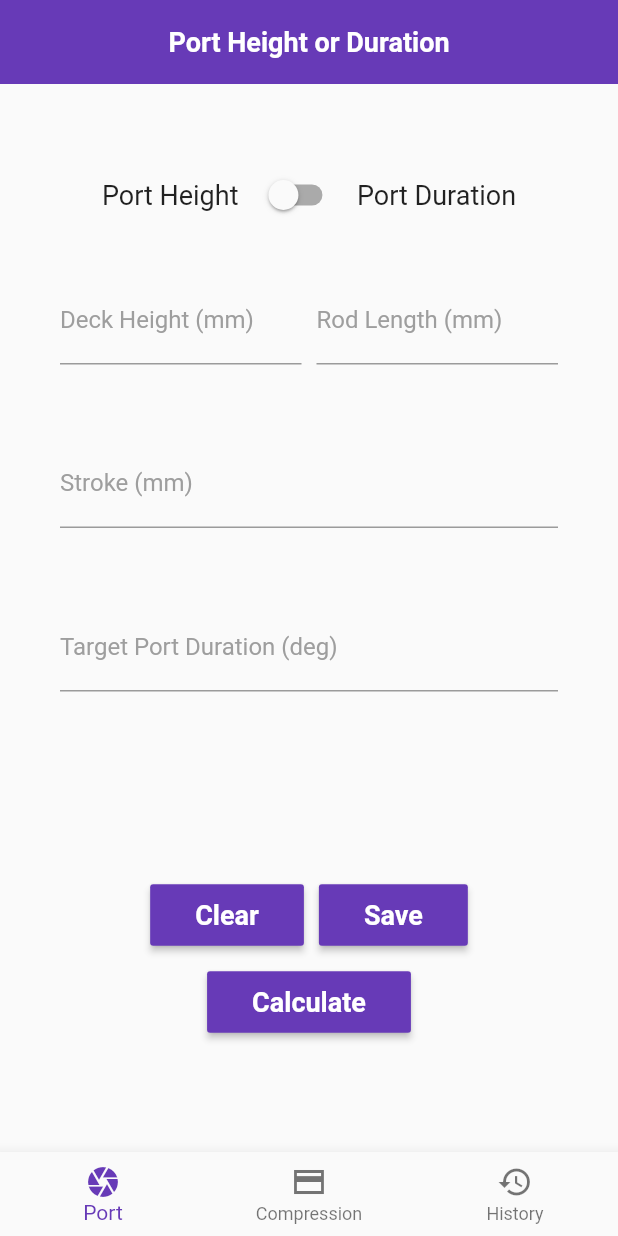
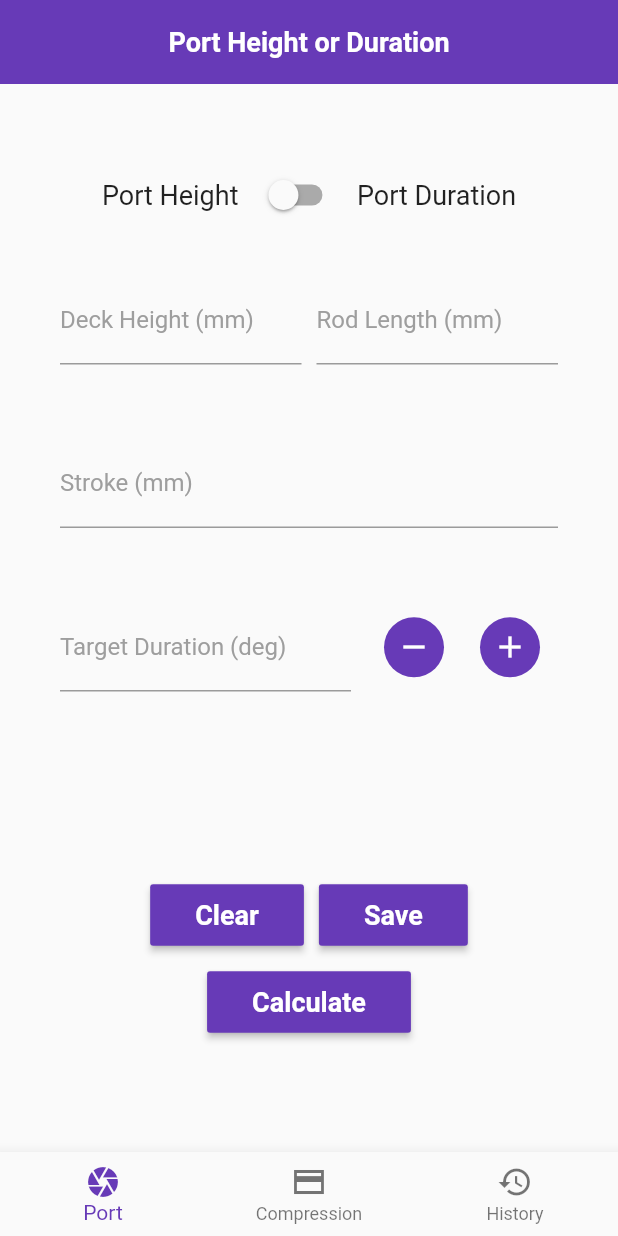
Before and after one commit to TodorStamenov/two_stroke_stuff, a Flutter app: the screen it shows after launch, on a phone screen of 412 x 824 dp. Run offline on Flutter 3.47's test engine with Material 2 defaults, Android fonts, the phone set to English and light mode, and no system bars; our stand-ins replace bloc, flutter_bloc, fluttertoast, shared_preferences.

Commit message:
Add increment/decrement target port value buttons

```diff
--- /dev/null
+++ b/lib/enum/port_action.dart
@@ -0,0 +1,4 @@
+enum PortAction {
+  increase,
+  decrease,
+}
--- a/lib/pages/port_timing.dart
+++ b/lib/pages/port_timing.dart
@@ -4,9 +4,11 @@ import 'dart:math';
 import 'package:flutter/material.dart';
 import 'package:flutter_bloc/flutter_bloc.dart';
 import 'package:two_stroke_stuff/bloc/port/port_bloc.dart';
+import 'package:two_stroke_stuff/enum/port_action.dart';
 import 'package:two_stroke_stuff/models/port_timing_model.dart';
 import 'package:two_stroke_stuff/utils/storage.dart';
 import 'package:two_stroke_stuff/utils/toaster.dart';
+import 'package:two_stroke_stuff/widgets/icon_action_button.dart';
 import 'package:two_stroke_stuff/widgets/header.dart';
 import 'package:two_stroke_stuff/widgets/input_field.dart';
 import 'package:two_stroke_stuff/widgets/primary_action_button.dart';
@@ -100,15 +102,21 @@ class _PortTimingState extends State<PortTiming> {
 
     final deck = double.parse(_deckHeight.text);
     final rod = double.parse(_rodLength.text);
+    final stroke = double.parse(_stroke.text);
     final radius = double.parse(_stroke.text) / 2;
-    final targetPortHeight = double.parse(_portHeight.text);
+    final currentPortHeight = double.parse(_portHeight.text);
 
-    if (rod < 0 || deck < 0 || radius < 0 || targetPortHeight < 0) {
+    if (rod < 0 || deck < 0 || radius < 0 || currentPortHeight < 0) {
       showToastMessage('Rod Deck Stroke and Port Height must have positive value!');
       return;
     }
 
-    final x = deck + rod + radius - targetPortHeight;
+    if (stroke <= currentPortHeight) {
+      showToastMessage('Stroke value must be greater than Port height!');
+      return;
+    }
+
+    final x = deck + rod + radius - currentPortHeight;
     final angle = (pow(radius, 2) + pow(x, 2) - pow(rod, 2)) / (2 * radius * x);
 
     _portDurationResult = (180 - (acos(angle) * 180 / pi)) * 2;
@@ -116,6 +124,47 @@ class _PortTimingState extends State<PortTiming> {
     setState(() {
       _result = 'Port Duration: ${_portDurationResult?.toStringAsFixed(2)} deg';
     });
+  }
+
+  void changePortParameter(PortAction portAction) {
+    if (_result == '') {
+      showToastMessage('First you have to execute calculation!');
+      return;
+    }
+
+    var portChange = 1;
+    if (portAction == PortAction.decrease) {
+      portChange = -1;
+    }
+
+    if (_isPortDuration) {
+      final portHeight = double.parse(_portHeight.text) + portChange;
+      final stroke = double.parse(_stroke.text);
+
+      if ((portHeight <= 0 && portAction == PortAction.decrease) ||
+          (stroke <= portHeight && portAction == PortAction.increase)) {
+        return;
+      }
+
+      setState(() {
+        _portHeight.text = portHeight.toString();
+      });
+
+      calculatePortDuration();
+    } else {
+      final portDuration = double.parse(_portDuration.text) + portChange;
+
+      if ((portDuration <= 0 && portAction == PortAction.decrease) ||
+          (360 <= portDuration && portAction == PortAction.increase)) {
+        return;
+      }
+
+      setState(() {
+        _portDuration.text = portDuration.toString();
+      });
+
+      calculateDeckHeight();
+    }
   }
 
   void saveCalculation() {
@@ -213,18 +262,48 @@ class _PortTimingState extends State<PortTiming> {
             ),
             const SizedBox(height: 50),
             if (_isPortDuration) ...[
-              PrimaryInputField(
+              Row(
+                children: [
+                  Expanded(
+                    child: PrimaryInputField(
                       textEditor: _portHeight,
                       textInputType: TextInputType.number,
                       textInputAction: TextInputAction.done,
-                label: 'Current Port Height (mm)',
+                      label: 'Current Height (mm)',
+                    ),
+                  ),
+                  const SizedBox(width: 10),
+                  IconActionButton(
+                    icon: Icons.remove,
+                    action: () => changePortParameter(PortAction.decrease),
+                  ),
+                  IconActionButton(
+                    icon: Icons.add,
+                    action: () => changePortParameter(PortAction.increase),
+                  ),
+                ],
               ),
             ] else ...[
-              PrimaryInputField(
+              Row(
+                children: [
+                  Expanded(
+                    child: PrimaryInputField(
                       textEditor: _portDuration,
                       textInputType: TextInputType.number,
                       textInputAction: TextInputAction.done,
-                label: 'Target Port Duration (deg)',
+                      label: 'Target Duration (deg)',
+                    ),
+                  ),
+                  const SizedBox(width: 10),
+                  IconActionButton(
+                    icon: Icons.remove,
+                    action: () => changePortParameter(PortAction.decrease),
+                  ),
+                  IconActionButton(
+                    icon: Icons.add,
+                    action: () => changePortParameter(PortAction.increase),
+                  ),
+                ],
               ),
             ],
             const SizedBox(height: 50),
--- /dev/null
+++ b/lib/widgets/icon_action_button.dart
@@ -0,0 +1,27 @@
+import 'package:flutter/material.dart';
+
+class IconActionButton extends StatelessWidget {
+  final IconData _icon;
+  final Function _action;
+
+  const IconActionButton({
+    required IconData icon,
+    required Function action,
+  })  : _icon = icon,
+        _action = action;
+
+  @override
+  Widget build(BuildContext context) {
+    return TextButton(
+      style: TextButton.styleFrom(
+        backgroundColor: Colors.deepPurple,
+        shape: const CircleBorder(),
+      ),
+      child: Icon(
+        _icon,
+        color: Colors.white,
+      ),
+      onPressed: () => _action(),
+    );
+  }
+}
```
Also changed, not shown: pubspec.lock. Lines whose indentation alone changed are shown as unchanged.
